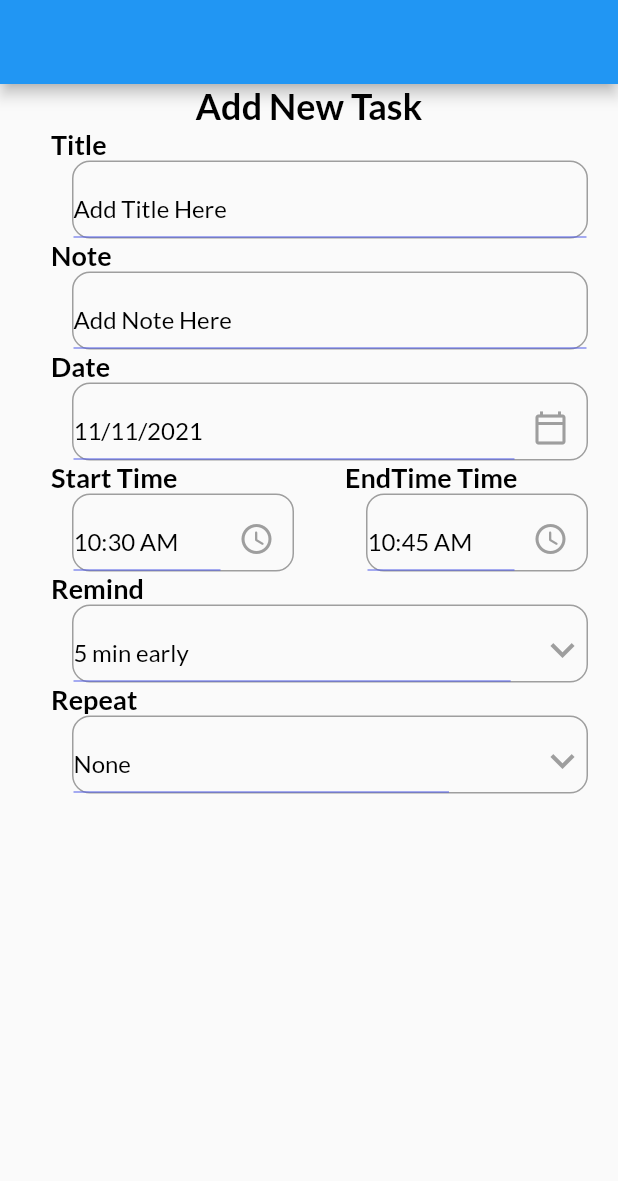
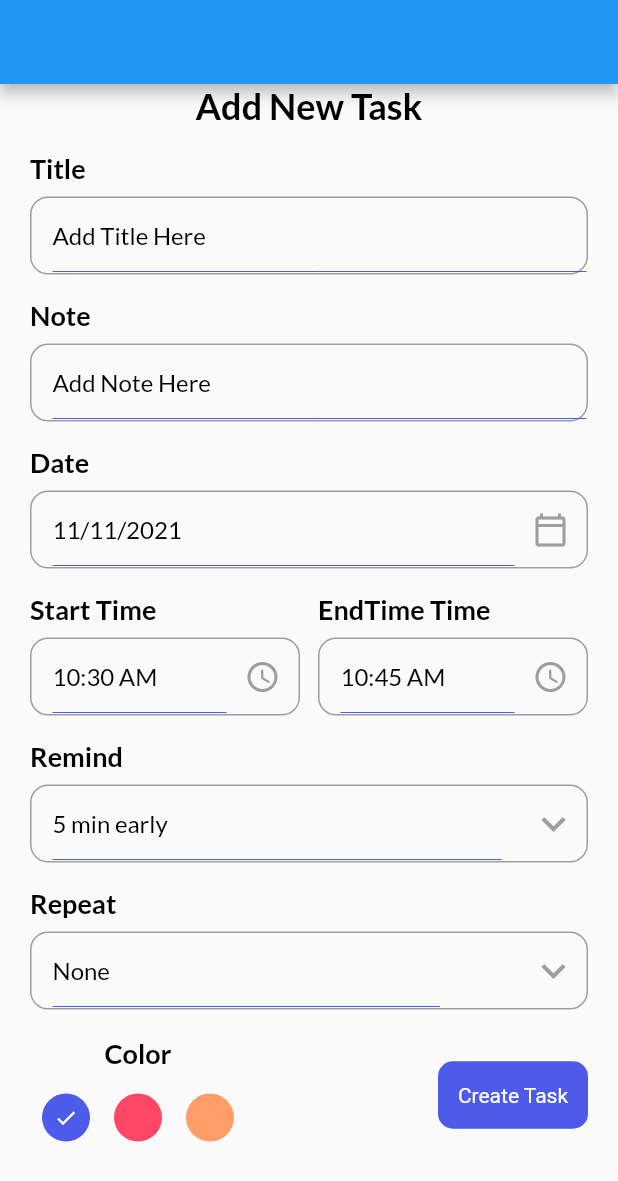
Before and after one commit to AbdArrahmanD/todo, a Flutter app: the screen it shows after launch, on a phone screen of 412 x 824 dp. Shown: the top 1181 px of the screen. Run offline on Flutter 3.47's test engine with Material 2 defaults, Android fonts, the phone set to English and light mode, and no system bars; our stand-ins replace get, get_storage, google_fonts.

Commit message:
desgin enhancment

```diff
--- a/lib/views/pages/add_task_page.dart
+++ b/lib/views/pages/add_task_page.dart
@@ -1,6 +1,7 @@
 import 'package:flutter/material.dart';
 import 'package:get/get.dart';
 import 'package:intl/intl.dart';
+import 'package:todo/views/widgets/button.dart';
 
 import '../../controllers/task_controller.dart';
 import '../size_config.dart';
@@ -80,7 +81,7 @@ class _AddTaskPageState extends State<AddTaskPage> {
                       ),
                     ),
                   ),
-                  const SizedBox(width: 20),
+                  const SizedBox(width: 12),
                   Expanded(
                     child: InputField(
                       title: 'EndTime Time',
@@ -99,7 +100,9 @@ class _AddTaskPageState extends State<AddTaskPage> {
               InputField(
                   title: 'Remind',
                   hint: '$selectedRemind min early',
-                  widget: DropdownButton(
+                  widget: Row(
+                    children: [
+                      DropdownButton(
                         dropdownColor: Colors.blueGrey,
                         borderRadius: BorderRadius.circular(10),
                         items: remindList
@@ -126,11 +129,18 @@ class _AddTaskPageState extends State<AddTaskPage> {
                             selectedRemind = int.parse(newVal!);
                           });
                         },
+                      ),
+                      const SizedBox(
+                        width: 6,
+                      )
+                    ],
                   )),
               InputField(
                   title: 'Repeat',
                   hint: selectedRepeat,
-                  widget: DropdownButton(
+                  widget: Row(
+                    children: [
+                      DropdownButton(
                         dropdownColor: Colors.blueGrey,
                         borderRadius: BorderRadius.circular(10),
                         items: repeatList
@@ -157,11 +167,67 @@ class _AddTaskPageState extends State<AddTaskPage> {
                             selectedRepeat = newVal!;
                           });
                         },
+                      ),
+                      const SizedBox(
+                        width: 6,
+                      )
+                    ],
                   )),
+              const SizedBox(height: 18),
+              Row(
+                mainAxisAlignment: MainAxisAlignment.spaceBetween,
+                crossAxisAlignment: CrossAxisAlignment.center,
+                children: [
+                  colorPalette(),
+                  MyButton(label: 'Create Task', onTap: () {})
+                ],
+              )
             ],
           ),
         ),
       ),
     );
   }
+
+  Column colorPalette() {
+    return Column(
+      children: [
+        Text(
+          'Color',
+          style: titleStyle,
+        ),
+        const SizedBox(height: 8),
+        Wrap(
+          children: List.generate(
+            3,
+            (index) => GestureDetector(
+              onTap: () {
+                setState(() {
+                  selectedColor = index;
+                });
+              },
+              child: Padding(
+                padding: const EdgeInsets.all(8.0),
+                child: CircleAvatar(
+                  radius: 16,
+                  child: selectedColor == index
+                      ? const Icon(
+                          Icons.done,
+                          size: 16,
+                          color: Colors.white,
+                        )
+                      : null,
+                  backgroundColor: index == 0
+                      ? primaryClr
+                      : index == 1
+                          ? pinkClr
+                          : orangeClr,
+                ),
+              ),
+            ),
+          ),
+        )
+      ],
+    );
   }
+}
--- a/lib/views/pages/test.dart
+++ /dev/null
@@ -1 +0,0 @@
-class Test {}
--- a/lib/views/widgets/input_field.dart
+++ b/lib/views/widgets/input_field.dart
@@ -21,14 +21,14 @@ class InputField extends StatelessWidget {
   @override
   Widget build(BuildContext context) {
     return Container(
-      margin: const EdgeInsets.only(left: 14),
+      margin: const EdgeInsets.only(top: 16),
       child: Column(
         crossAxisAlignment: CrossAxisAlignment.start,
         children: [
           Text(title, style: titleStyle),
           Container(
-            padding: const EdgeInsets.only(top: 8),
-            margin: const EdgeInsets.only(left: 14),
+            padding: const EdgeInsets.only(left: 14),
+            margin: const EdgeInsets.only(top: 8),
             width: SizeConfig.screenWidth,
             height: 52,
             decoration: BoxDecoration(
```
Lines whose indentation alone changed are shown as unchanged.
